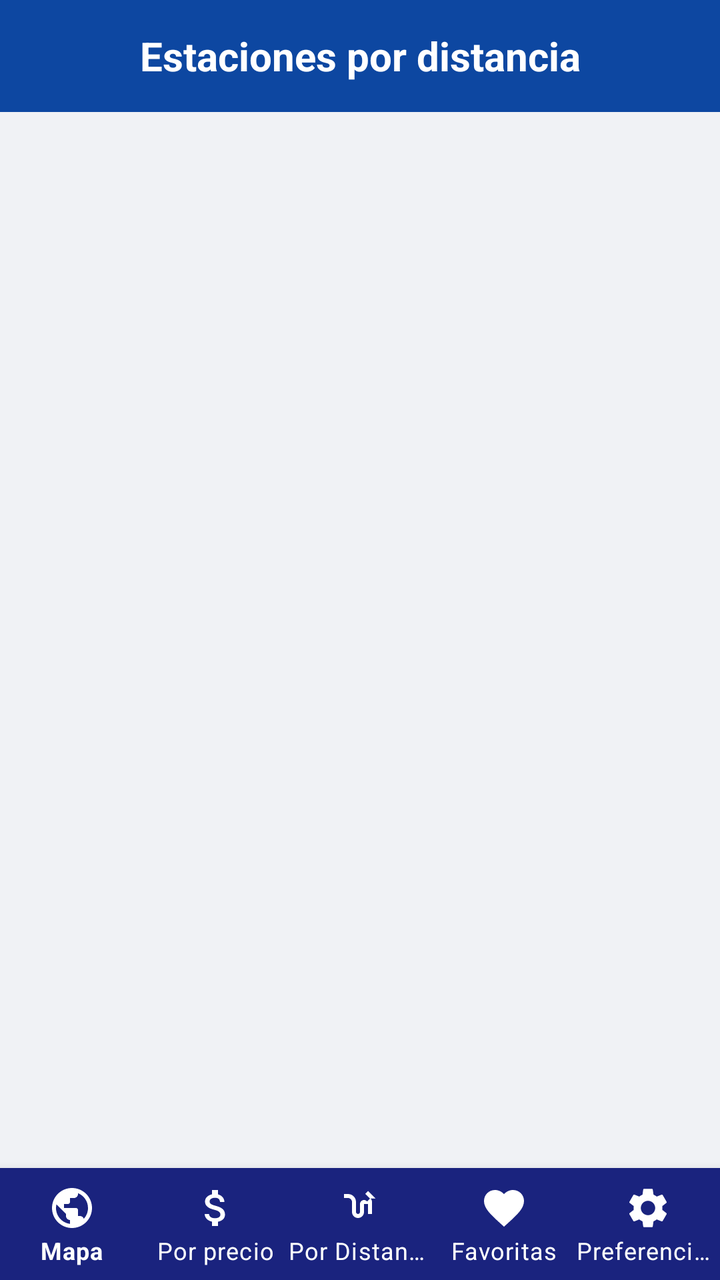
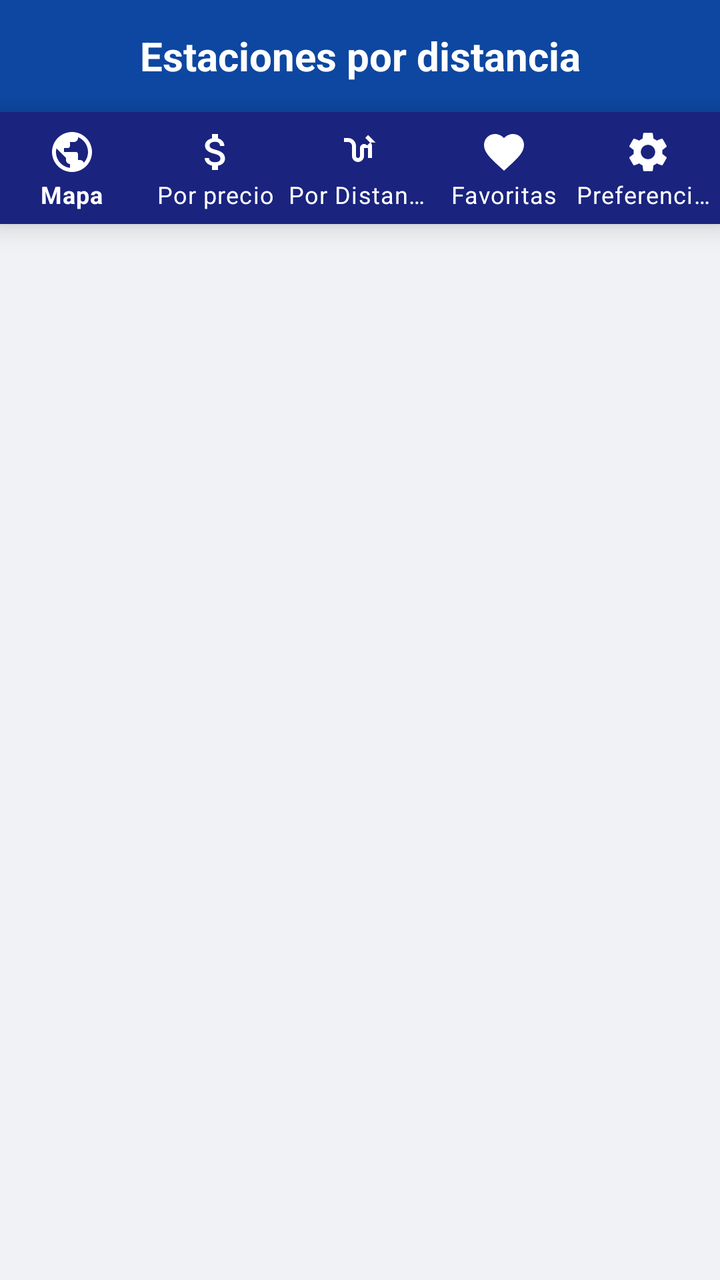

Compare the two renders of this Android layout. The source of the first and the diff that turns it into the second are given below.
<!-- AndroidManifest.xml: application theme Theme.AhorraGas -->
<!-- res/layout/activity_distance_list.xml -->
<?xml version="1.0" encoding="utf-8"?>
<LinearLayout xmlns:android="http://schemas.android.com/apk/res/android"
    xmlns:app="http://schemas.android.com/apk/res-auto"
    android:layout_width="match_parent"
    android:layout_height="match_parent"
    android:orientation="vertical"
    android:background="@color/background">

    
    <LinearLayout
        android:layout_width="match_parent"
        android:layout_height="56dp"
        android:background="@color/primary_dark"
        android:gravity="center_vertical"
        android:paddingHorizontal="16dp">

        <TextView
            android:layout_width="match_parent"
            android:layout_height="wrap_content"
            android:text="Estaciones por distancia"
            android:textColor="@color/white"
            android:textSize="20sp"
            android:textStyle="bold"
            android:gravity="center" />
    </LinearLayout>

    
    <TextView
        android:id="@+id/tvEmptyState"
        android:layout_width="match_parent"
        android:layout_height="wrap_content"
        android:padding="16dp"
        android:textColor="@color/text_secondary"
        android:textSize="13sp"
        android:visibility="gone"
        android:text="No hay estaciones disponibles." />

    
    <androidx.recyclerview.widget.RecyclerView
        android:id="@+id/recyclerViewDistance"
        android:layout_width="match_parent"
        android:layout_height="0dp"
        android:layout_weight="1"
        android:clipToPadding="false"
        android:paddingBottom="8dp"
        android:scrollbars="vertical" />

    
    <com.google.android.material.bottomnavigation.BottomNavigationView
        android:id="@+id/bottomNavDistance"
        android:layout_width="match_parent"
        android:layout_height="wrap_content"
        android:background="#1A237E"
        app:menu="@menu/bottom_nav_menu"
        app:itemIconTint="@color/white"
        app:itemTextColor="@color/white"
        app:labelVisibilityMode="labeled" />

</LinearLayout>
<!-- resources referenced by this layout -->
<resources>
  <color name="background">#F0F2F5</color>
  <color name="primary_dark">#0D47A1</color>
  <color name="text_secondary">#757575</color>
  <color name="white">#FFFFFF</color>
  <style name="Theme.AhorraGas" parent="Theme.MaterialComponents.DayNight.NoActionBar">
          <item name="colorPrimary">@color/primary</item>
          <item name="colorPrimaryVariant">@color/primary_dark</item>
          <item name="colorOnPrimary">@color/white</item>
          <item name="colorSecondary">@color/secondary</item>
          <item name="colorOnSecondary">@color/white</item>
          <item name="android:statusBarColor">@color/primary_dark</item>
      </style>
  <color name="primary">#1565C0</color>
  <color name="secondary">#FF9800</color>
</resources>

<!-- the commit's change to res/layout/activity_distance_list.xml (unified diff, before → after) -->
@@ -6,7 +6,6 @@
     android:orientation="vertical"
     android:background="@color/background">
 
-    
     <LinearLayout
         android:layout_width="match_parent"
         android:layout_height="56dp"
@@ -24,18 +23,56 @@
             android:gravity="center" />
     </LinearLayout>
 
-    
+    <ProgressBar
+        android:id="@+id/progressBarDistance"
+        android:layout_width="wrap_content"
+        android:layout_height="wrap_content"
+        android:layout_gravity="center"
+        android:layout_marginTop="48dp"
+        android:layout_marginBottom="48dp"
+        android:visibility="gone"
+        android:layout_weight="0"/>
+
+    <LinearLayout
+        android:id="@+id/layoutErrorDistance"
+        android:layout_width="match_parent"
+        android:layout_height="0dp"
+        android:layout_weight="1"
+        android:orientation="vertical"
+        android:gravity="center"
+        android:padding="32dp"
+        android:visibility="gone">
+
+        <TextView
+            android:id="@+id/tvErrorDistance"
+            android:layout_width="wrap_content"
+            android:layout_height="wrap_content"
+            android:gravity="center"
+            android:textSize="15sp"
+            android:textColor="@color/text_secondary"
+            android:layout_marginBottom="16dp"
+            android:text="@string/error_red"/>
+
+        <Button
+            android:id="@+id/btnRetryDistance"
+            android:layout_width="wrap_content"
+            android:layout_height="wrap_content"
+            android:text="@string/reintentar"
+            android:backgroundTint="@color/primary_dark"/>
+    </LinearLayout>
+
     <TextView
-        android:id="@+id/tvEmptyState"
+        android:id="@+id/tvEmptyDistance"
         android:layout_width="match_parent"
-        android:layout_height="wrap_content"
-        android:padding="16dp"
+        android:layout_height="0dp"
+        android:layout_weight="1"
+        android:gravity="center"
+        android:padding="32dp"
+        android:textSize="14sp"
         android:textColor="@color/text_secondary"
-        android:textSize="13sp"
-        android:visibility="gone"
-        android:text="No hay estaciones disponibles." />
+        android:text="@string/empty_distance_list"
+        android:visibility="gone"/>
 
-    
     <androidx.recyclerview.widget.RecyclerView
         android:id="@+id/recyclerViewDistance"
         android:layout_width="match_parent"
@@ -43,9 +80,9 @@
         android:layout_weight="1"
         android:clipToPadding="false"
         android:paddingBottom="8dp"
-        android:scrollbars="vertical" />
+        android:scrollbars="vertical"
+        android:visibility="gone"/>
 
-    
     <com.google.android.material.bottomnavigation.BottomNavigationView
         android:id="@+id/bottomNavDistance"
         android:layout_width="match_parent"
<!-- resource entries referenced after the edit -->
@@ -4,6 +4,9 @@
   <color name="primary_dark">#0D47A1</color>
   <color name="text_secondary">#757575</color>
   <color name="white">#FFFFFF</color>
+  <string name="empty_distance_list">No hay estaciones en tu radio actual.</string>
+  <string name="error_red">Error de red. Comprueba tu conexión.</string>
+  <string name="reintentar">Reintentar</string>
   <style name="Theme.AhorraGas" parent="Theme.MaterialComponents.DayNight.NoActionBar">
           <item name="colorPrimary">@color/primary</item>
           <item name="colorPrimaryVariant">@color/primary_dark</item>
